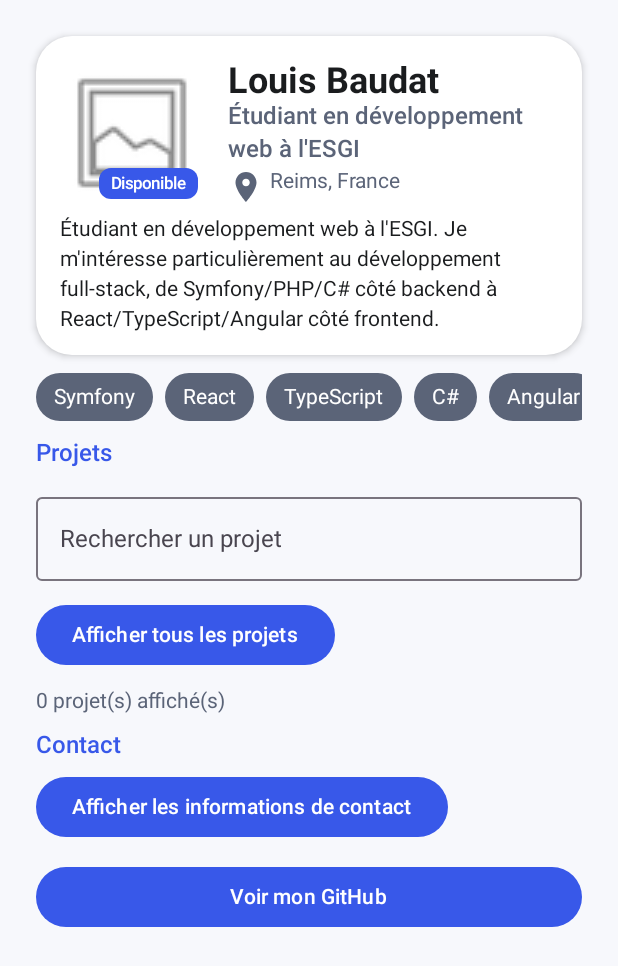
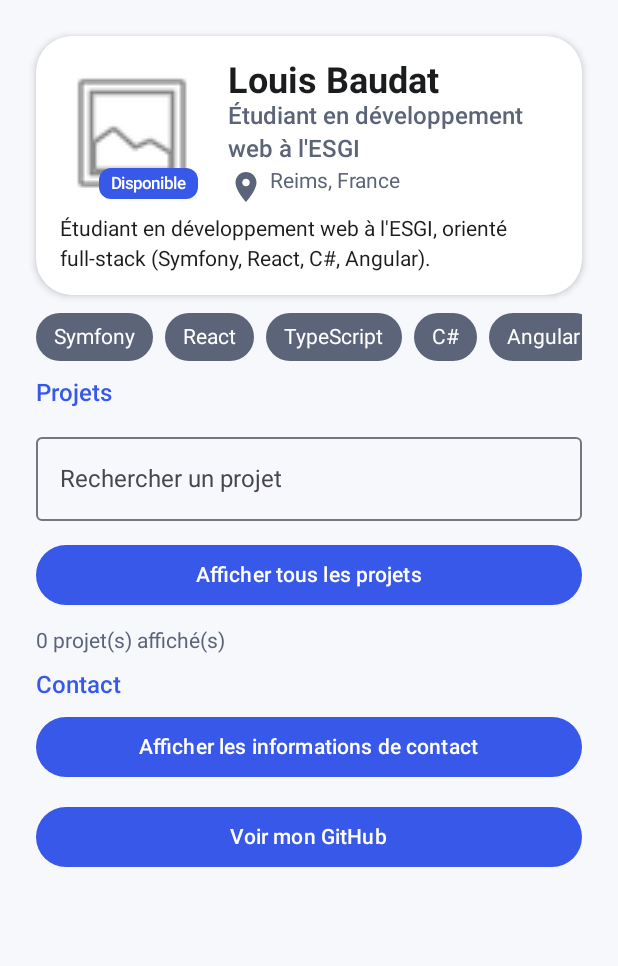
Before and after one commit to louisbdt/profil-developpeur-interactif, an Android app built with Jetpack Compose: the screen it shows after launch (MainActivity), after a tap on "Afficher uniquement les favoris", on a phone screen of 412 x 824 dp. Shown: the top 966 px of the screen. Run offline under Robolectric (Android 15) with nearby library versions, the phone set to English and light mode, and no system bars.

Commit message:
Open GitHub link from contact button and align button widths

```diff
--- a/app/src/main/java/com/example/profildeveloppeur/MainActivity.kt
+++ b/app/src/main/java/com/example/profildeveloppeur/MainActivity.kt
@@ -1,5 +1,7 @@
 package com.example.profildeveloppeur
 
+import android.content.Intent
+import android.net.Uri
 import android.os.Bundle
 import androidx.activity.ComponentActivity
 import androidx.activity.compose.setContent
@@ -8,6 +10,7 @@ import androidx.compose.foundation.layout.fillMaxSize
 import androidx.compose.foundation.layout.padding
 import androidx.compose.material3.Scaffold
 import androidx.compose.ui.Modifier
+import androidx.compose.ui.platform.LocalContext
 import com.example.profildeveloppeur.ui.theme.ProfilDeveloppeurTheme
 
 class MainActivity : ComponentActivity() {
@@ -16,10 +19,12 @@ class MainActivity : ComponentActivity() {
         enableEdgeToEdge()
         setContent {
             ProfilDeveloppeurTheme {
+                val context = LocalContext.current
                 Scaffold(modifier = Modifier.fillMaxSize()) { innerPadding ->
                     ProfileContainer(
                         onContactClick = {
-                            // Plus tard : ouvrir le lien GitHub
+                            val intent = Intent(Intent.ACTION_VIEW, Uri.parse("https://github.com/louisbdt"))
+                            context.startActivity(intent)
                         },
                         modifier = Modifier.padding(innerPadding)
                     )
--- a/app/src/main/java/com/example/profildeveloppeur/ProfileComponents.kt
+++ b/app/src/main/java/com/example/profildeveloppeur/ProfileComponents.kt
@@ -246,7 +246,8 @@ fun ContactSection(
         )
         Spacer(modifier = Modifier.height(8.dp))
         Button(
-            onClick = { showContactInfo = !showContactInfo }
+            onClick = { showContactInfo = !showContactInfo },
+            modifier = Modifier.fillMaxWidth()
         ) {
             Text(
                 text = if (showContactInfo) {
--- a/app/src/main/java/com/example/profildeveloppeur/ProfileScreen.kt
+++ b/app/src/main/java/com/example/profildeveloppeur/ProfileScreen.kt
@@ -82,7 +82,8 @@ fun ProfileScreen(
             }
             item {
                 Button(
-                    onClick = onToggleFavoritesFilter
+                    onClick = onToggleFavoritesFilter,
+                    modifier = Modifier.fillMaxWidth()
                 ) {
                     Text(
                         text = if (showOnlyFavorites) {
@@ -143,7 +144,7 @@ fun ProfileContainer(
         name = "Louis Baudat",
         role = "Étudiant en développement web à l'ESGI",
         location = "Reims, France",
-        description = "Étudiant en développement web à l'ESGI. Je m'intéresse particulièrement au développement full-stack, de Symfony/PHP/C# côté backend à React/TypeScript/Angular côté frontend.",
+        description = "Étudiant en développement web à l'ESGI, orienté full-stack (Symfony, React, C#, Angular).",
         skills = listOf("Symfony", "React", "TypeScript", "C#", "Angular"),
         projects = uiState.projects,
         searchQuery = uiState.searchQuery,
```
